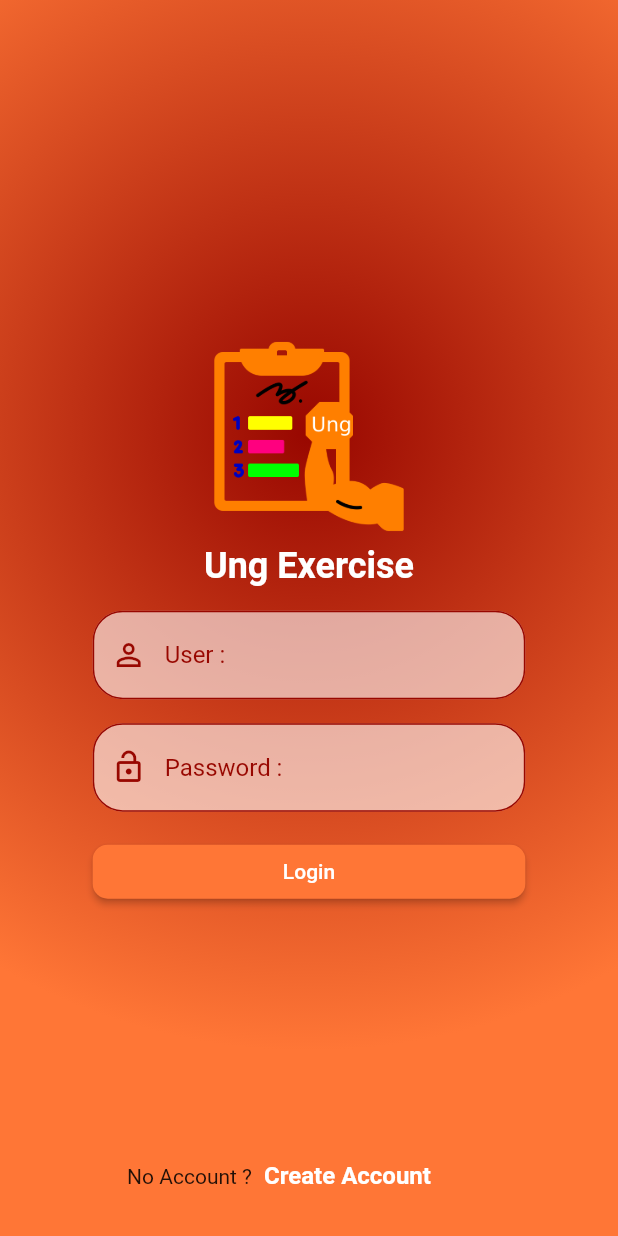
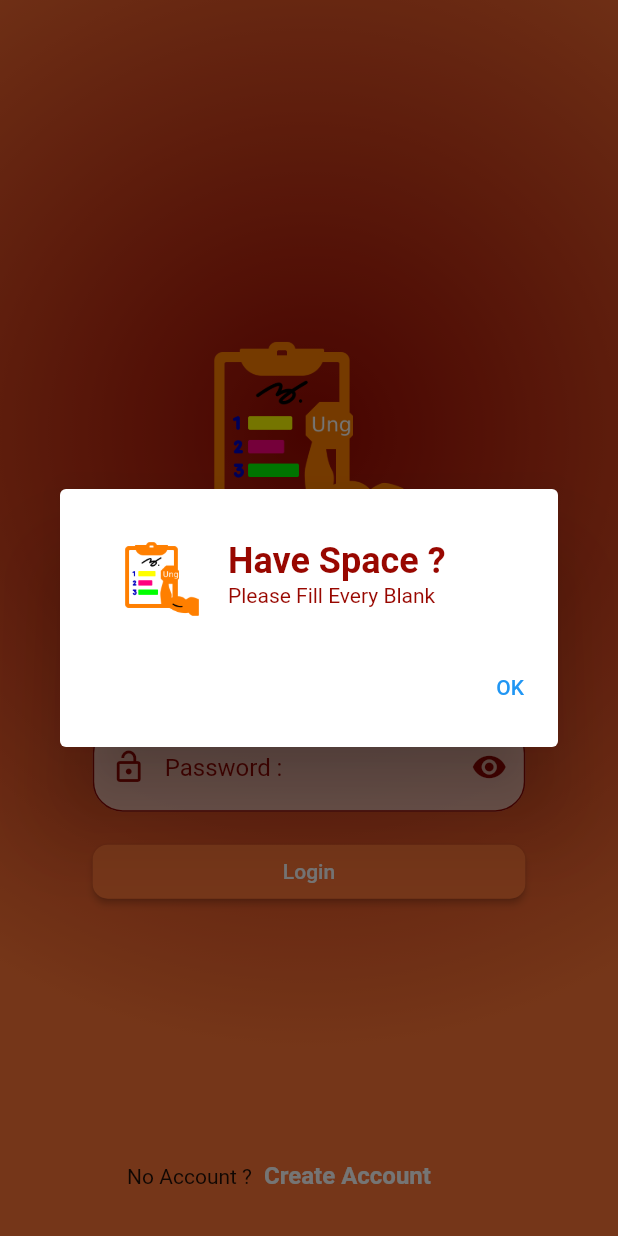
Before and after one commit to masterUNG/UngExercise, a Flutter app: the screen it shows after launch, after a tap on "Login", on a phone screen of 412 x 824 dp. Run offline on Flutter 3.47's test engine with Material 2 defaults, Android fonts, the phone set to English and light mode, and no system bars; our stand-ins replace firebase_auth, firebase_core; accounts and stored records are empty.

Commit message:
finish 18Jan

```diff
--- a/lib/main.dart
+++ b/lib/main.dart
@@ -1,10 +1,20 @@
+import 'package:firebase_auth/firebase_auth.dart';
+import 'package:firebase_core/firebase_core.dart';
 import 'package:flutter/material.dart';
 import 'package:ungexercies/router.dart';
 
 String initialRoute = '/authen';
 
-void main() {
-  runApp(MyApp());
+Future<Null> main() async {
+  WidgetsFlutterBinding.ensureInitialized();
+  await Firebase.initializeApp().then((value) async {
+    await FirebaseAuth.instance.authStateChanges().listen((event) {
+      if (event != null) {
+        initialRoute = '/myService';
+      }
+      runApp(MyApp());
+    });
+  });
 }
 
 class MyApp extends StatelessWidget {
--- a/lib/states/authen.dart
+++ b/lib/states/authen.dart
@@ -1,4 +1,7 @@
+import 'package:firebase_auth/firebase_auth.dart';
+import 'package:firebase_core/firebase_core.dart';
 import 'package:flutter/material.dart';
+import 'package:ungexercies/utility/dialog.dart';
 import 'package:ungexercies/utility/my_style.dart';
 
 class Authen extends StatefulWidget {
@@ -8,6 +11,8 @@ class Authen extends StatefulWidget {
 
 class _AuthenState extends State<Authen> {
   double screen;
+  String user, password;
+  bool statusRedEye = true;
 
   @override
   Widget build(BuildContext context) {
@@ -46,6 +51,8 @@ class _AuthenState extends State<Authen> {
       margin: EdgeInsets.only(top: 16),
       width: screen * 0.7,
       child: TextField(
+        keyboardType: TextInputType.emailAddress,
+        onChanged: (value) => user = value.trim(),
         style: TextStyle(color: MyStyle().darkColor),
         decoration: InputDecoration(
           hintStyle: TextStyle(color: MyStyle().darkColor),
@@ -84,7 +91,13 @@ class _AuthenState extends State<Authen> {
       width: screen * 0.7,
       child: ElevatedButton(
         style: MyStyle().buttonStyle(),
-        onPressed: () {},
+        onPressed: () {
+          if ((user?.isEmpty ?? true) || (password?.isEmpty ?? true)) {
+            normalDialog(context, 'Have Space ?', 'Please Fill Every Blank');
+          } else {
+            checkAuthen();
+          }
+        },
         child: Text('Login'),
       ),
     );
@@ -96,8 +109,22 @@ class _AuthenState extends State<Authen> {
       margin: EdgeInsets.only(top: 16),
       width: screen * 0.7,
       child: TextField(
+        onChanged: (value) => password = value.trim(),
+        obscureText: statusRedEye,
         style: TextStyle(color: MyStyle().darkColor),
         decoration: InputDecoration(
+          suffixIcon: IconButton(
+              icon: Icon(
+                statusRedEye
+                    ? Icons.remove_red_eye
+                    : Icons.remove_red_eye_outlined,
+                color: MyStyle().darkColor,
+              ),
+              onPressed: () {
+                setState(() {
+                  statusRedEye = !statusRedEye;
+                });
+              }),
           hintStyle: TextStyle(color: MyStyle().darkColor),
           hintText: 'Password :',
           prefixIcon: Icon(
@@ -123,4 +150,16 @@ class _AuthenState extends State<Authen> {
       child: MyStyle().showLogo(),
     );
   }
+
+  Future<Null> checkAuthen() async {
+    await Firebase.initializeApp().then((value) async {
+      await FirebaseAuth.instance
+          .signInWithEmailAndPassword(email: user, password: password)
+          .then((value) => Navigator.pushNamedAndRemoveUntil(
+              context, '/myService', (route) => false))
+          .catchError(
+            (value) => normalDialog(context, value.code, value.message),
+          );
+    });
+  }
 }
--- a/lib/utility/dialog.dart
+++ b/lib/utility/dialog.dart
@@ -9,14 +9,11 @@ Future<Null> normalDialog(
       title: ListTile(
         leading: MyStyle().showLogo(),
         title: MyStyle().titleH1Dark(title),
+        subtitle: MyStyle().titleH3(message),
       ),
       children: [
-        Row(mainAxisAlignment: MainAxisAlignment.center,
-          children: [
-            MyStyle().titleH3(message),
-          ],
-        ),
-        Row(mainAxisAlignment: MainAxisAlignment.end,
+        Row(
+          mainAxisAlignment: MainAxisAlignment.end,
           children: [
             TextButton(
               onPressed: () => Navigator.pop(context),
--- a/pubspec.yaml
+++ b/pubspec.yaml
@@ -29,6 +29,7 @@ dependencies:
   # Use with the CupertinoIcons class for iOS style icons.
   cupertino_icons: ^1.0.0
   firebase_core: ^0.5.3
+  firebase_auth: ^0.18.4+1
 
 dev_dependencies:
   flutter_test:
```
Also changed, not shown: lib/states/create_account.dart (+26 -1 lines), lib/states/my_service.dart (+118 -1 lines), lib/utility/my_style.dart (+17 -0 lines), lib/widget/show_catigory.dart (added, +15 -0 lines), lib/widget/show_graphp.dart (added, +15 -0 lines), pubspec.lock, 2 other files.
